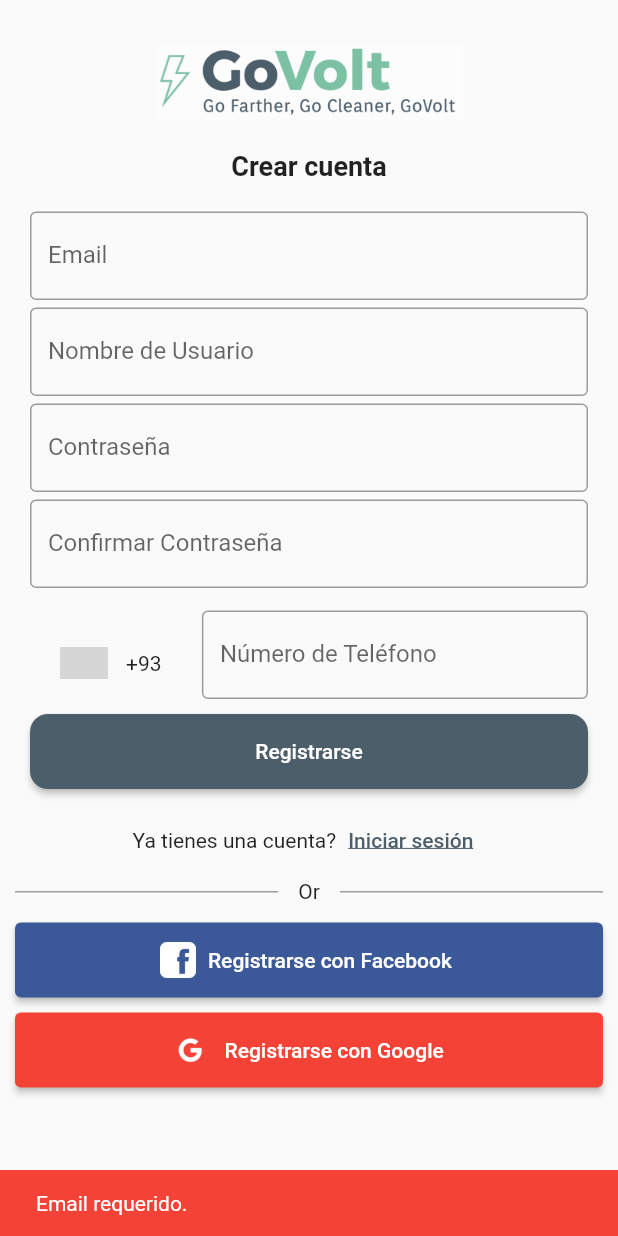
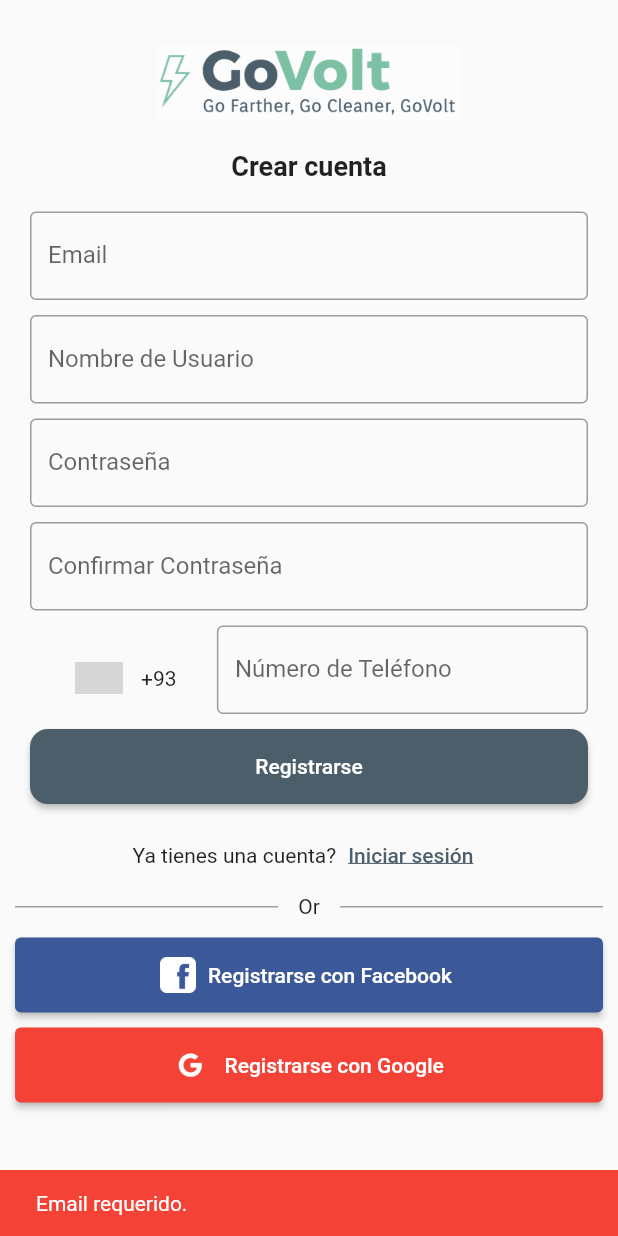
Before and after one commit to PES-GoVolt/GoVolt-FrontEnd, a Flutter app: the RegisterScreen screen opened by its route, after a tap on "Registrarse", on a phone screen of 412 x 824 dp. Run offline on Flutter 3.47's test engine with Material 2 defaults, Android fonts, the phone set to English and light mode, and no system bars; drawn by our look-alikes of intl_phone_number_input; our stand-ins replace email_validator, image_picker, snippet_coder_utils; grey boxes are pictures that could not be loaded.

Commit message:
ya se guarda el num de telefono, hace login y registro

```diff
--- a/govoltfrontend/lib/main.dart
+++ b/govoltfrontend/lib/main.dart
@@ -34,10 +34,7 @@
         '/edit-producto': (context) => const ProductoAddEdit(),
         '/home': (context) => const Menu(),
         '/registro': (context) => RegisterScreen(),
-        '/login': (context) => Scaffold(
-            appBar: AppBar(
-              title: Text('Inicio de Sesión'), // Título de la pantalla de inicio de sesión
-            ),
+        '/login': (context) => const Scaffold(
             body: MyStatefulWidget(), // El contenido de tu pantalla de inicio de sesión
           ),
         '/registro': (context) => RegisterScreen(),
--- a/govoltfrontend/lib/pages/registro/registro.dart
+++ b/govoltfrontend/lib/pages/registro/registro.dart
@@ -41,6 +41,11 @@
       return;
     }
 
+    if (phoneNumber?.phoneNumber == null) {
+      showSnackbar("Número de teléfono requerido.");
+      return;
+    }
+
     if (password != confirmPassword) {
       showSnackbar("Las contraseñas no coinciden");
       return;
@@ -53,8 +58,10 @@
       "username": usernameController.text,
       "password": passwordController.text,
       "email": emailController.text,
-      "phone": phoneController.text,
+      "phone": phoneNumber?.phoneNumber ?? "",
     };
+
+    print(userData);
 
     final response = await http.post(
       url,
@@ -66,10 +73,8 @@
       // Registro exitoso, redirige a la pantalla de inicio de sesión
       Navigator.pushNamed(context, '/login');
     } else {
-      print(response);
       // Error en el registro, muestra un mensaje de error
       final data = jsonDecode(response.body);
-      print(data);
       final errorMessage = data['message'];
       showSnackbar(errorMessage);
     }
@@ -126,7 +131,7 @@
               ),
             ),
             Container(
-              padding: const EdgeInsets.fromLTRB(10, 0, 10, 5),
+              padding: const EdgeInsets.fromLTRB(10, 5, 10, 5),
               child: TextField(
                 controller: usernameController,
                 decoration: const InputDecoration(
@@ -136,7 +141,7 @@
               ),
             ),
             Container(
-              padding: const EdgeInsets.fromLTRB(10, 0, 10, 5),
+              padding: const EdgeInsets.fromLTRB(10, 5, 10, 5),
               child: TextField(
                 obscureText: true,
                 controller: passwordController,
@@ -147,7 +152,7 @@
               ),
             ),
             Container(
-              padding: const EdgeInsets.fromLTRB(10, 0, 10, 5),
+              padding: const EdgeInsets.fromLTRB(10, 5, 10, 5),
               child: TextField(
                 obscureText: true,
                 controller: confirmPasswordController,
@@ -158,17 +163,17 @@
               ),
             ),
             Container(
-              padding: const EdgeInsets.fromLTRB(10, 10, 10, 0),
+              padding: const EdgeInsets.fromLTRB(20, 5, 10, 0),
               child: InternationalPhoneNumberInput(
                 onInputChanged: (PhoneNumber number) {
                   phoneNumber = number;
                 },
-                selectorConfig: SelectorConfig(
+                selectorConfig: const SelectorConfig(
                   selectorType: PhoneInputSelectorType.BOTTOM_SHEET,
                 ),
                 ignoreBlank: false,
                 autoValidateMode: AutovalidateMode.disabled,
-                inputDecoration: InputDecoration(
+                inputDecoration: const InputDecoration(
                   border: OutlineInputBorder(),
                   labelText: 'Número de Teléfono',
                 ),
--- a/govoltfrontend/pubspec.yaml
+++ b/govoltfrontend/pubspec.yaml
@@ -39,6 +39,7 @@
   # Use with the CupertinoIcons class for iOS style icons.
   cupertino_icons: ^1.0.2
   intl_phone_number_input: ^0.7.3
+  google_sign_in: ^6.1.5
 
 dev_dependencies:
   flutter_test:
```
Also changed, not shown: govoltfrontend/pubspec.lock.
